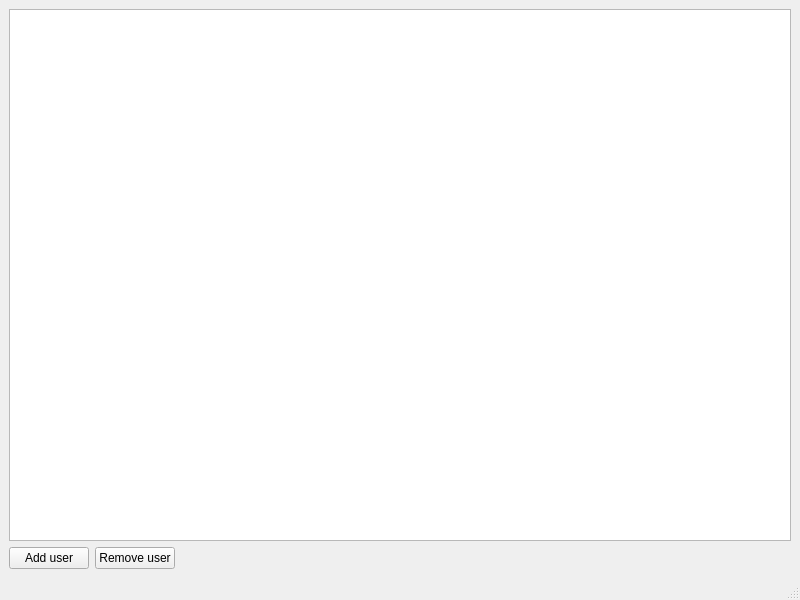
Qt form DatabaseProject/mainwindow.ui (Starkilk/QtDatabaseEmployee) before a commit.
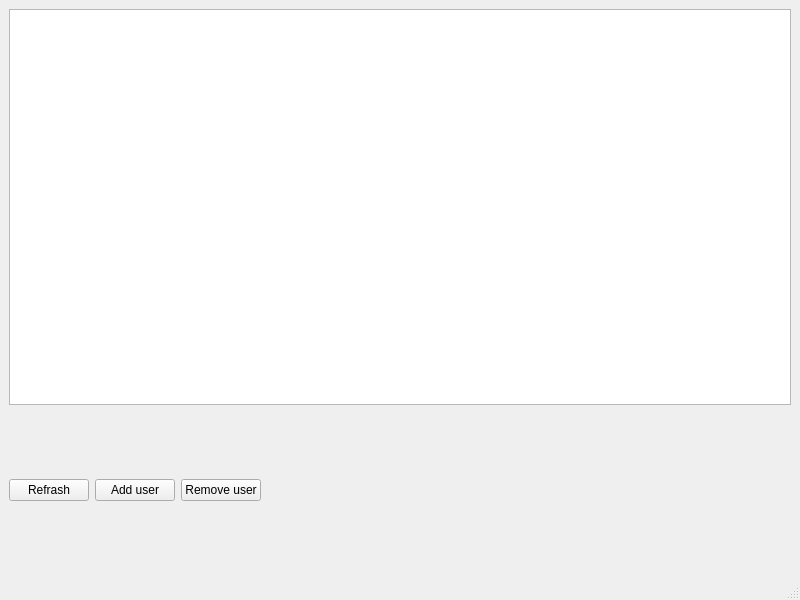
The same form after that commit.

Commit message: Новые правила для таблицы, отображение и функционал

Patch:
```diff
--- a/DatabaseProject/mainwindow.ui
+++ b/DatabaseProject/mainwindow.ui
@@ -15,32 +15,39 @@
   </property>
   <widget class="QWidget" name="centralwidget">
    <layout class="QGridLayout" name="gridLayout">
-    <item row="0" column="0" colspan="3">
-     <widget class="QTableView" name="tableView"/>
-    </item>
-    <item row="1" column="0">
-     <widget class="QPushButton" name="btnAdd">
-      <property name="text">
-       <string>Add user</string>
-      </property>
-     </widget>
-    </item>
-    <item row="1" column="1">
+    <item row="1" column="2">
      <widget class="QPushButton" name="btnRemove">
       <property name="text">
        <string>Remove user</string>
       </property>
      </widget>
     </item>
-    <item row="1" column="2">
+    <item row="1" column="1">
+     <widget class="QPushButton" name="btnAdd">
+      <property name="text">
+       <string>Add user</string>
+      </property>
+     </widget>
+    </item>
+    <item row="1" column="0">
+     <widget class="QPushButton" name="btnRefrash">
+      <property name="text">
+       <string>Refrash</string>
+      </property>
+     </widget>
+    </item>
+    <item row="0" column="0" colspan="4">
+     <widget class="QTableView" name="tableView"/>
+    </item>
+    <item row="1" column="3">
      <spacer name="horizontalSpacer">
       <property name="orientation">
        <enum>Qt::Horizontal</enum>
       </property>
       <property name="sizeHint" stdset="0">
        <size>
-        <width>607</width>
-        <height>20</height>
+        <width>515</width>
+        <height>158</height>
        </size>
       </property>
      </spacer>
```
The commit also changes 2 other files.
